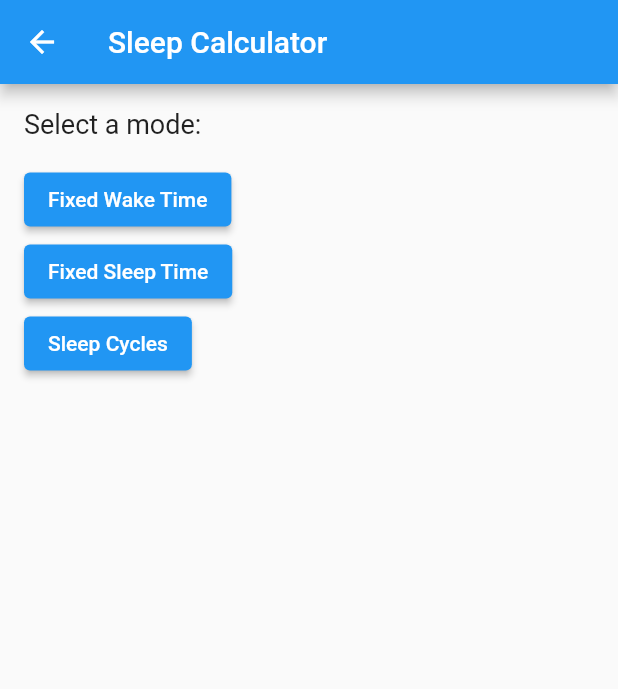
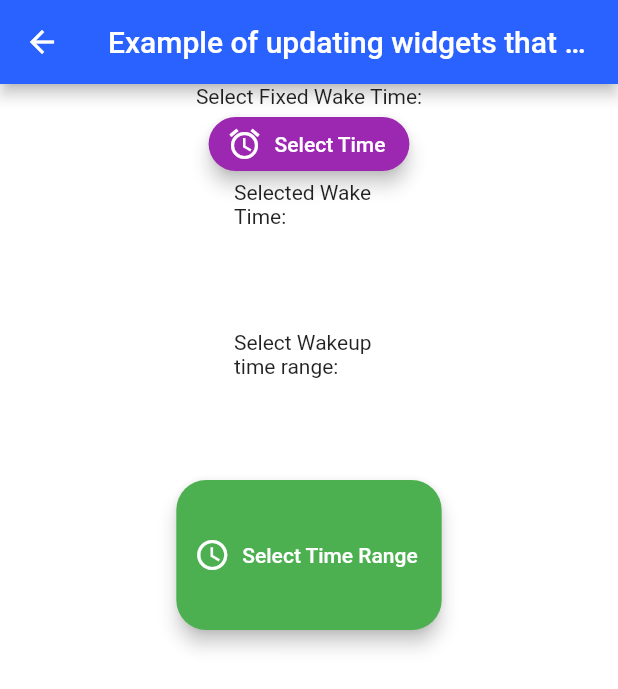
Before and after one commit to Snail51/SweetDreams, a Flutter app: the screen it shows after launch, after a tap on "Sleep Calculator", on a phone screen of 412 x 824 dp. Shown: the top 689 px of the screen. Run offline on Flutter 3.47's test engine with Material 2 defaults, Android fonts, the phone set to English and light mode, and no system bars; our stand-ins replace audioplayers, flutter_rating_bar; missing offline and left inert: time_range_picker.

Commit message:
switchign branch for new calc

```diff
--- a/lib/dreams/views/newCalc.dart
+++ b/lib/dreams/views/newCalc.dart
@@ -3,7 +3,9 @@ import 'package:flutter/foundation.dart';
 import 'package:flutter/material.dart';
 import 'package:flutter/rendering.dart';
 import 'package:units/database.dart';
+import 'package:units/widgetcalc.dart';
 import 'package:time_range_picker/time_range_picker.dart';
+import 'dart:async';
 
 
 class CalcPage extends StatefulWidget {
@@ -36,11 +38,67 @@ class _CalcPageState extends State<CalcPage> {
   DateTime? fixedSleep;
   DateTime? bestSleepTime;
   DateTime? bestWakeTime;
+  List<dynamic> modes = [];
+  List<Widget> displayables = [];
+
+  void update()
+  {
+    setState(() {
+      List<Widget> holder = [];
+      for (int i = 0; i < modes.length; i++) {
+        if(modes[i].needsUpdating)
+        {
+          holder.add(modes[i].toWidget());
+          modes[i].needsUpdating = false;
+        }
+        else
+        {
+          holder.add(displayables[i]);
+        }
+      }
+      displayables = holder;
+    });
+  }
 
   @override
   void initState() {
+    initContent();
+    update();
     super.initState();
   }
+
+  void initContent()
+  {
+    modes.add(widgetModeWake("wake", context));
+  }
+
+  @override
+  Widget build(BuildContext context) {
+
+    final periodicTimer = Timer.periodic(
+      const Duration(milliseconds: 200), //adjust this number for how often you want the screen refreshed
+          (timer) {
+        update();
+      },
+    );
+
+    return Scaffold(
+      appBar: AppBar(
+        title: Text("Example of updating widgets that were dynamically created outside of a build function, because when they are outside of a build function they don't have access to setState()"),
+        centerTitle: true,
+        backgroundColor: Colors.blueAccent.shade700,
+      ),
+      backgroundColor: Colors.white,
+      body: Center(
+          child: Column(
+            children: displayables,
+          )
+      ),
+    );
+  }
+}
+
+  /**
 
   Widget modeWake() {
       final now = DateTime.now();
@@ -342,44 +400,7 @@ class _CalcPageState extends State<CalcPage> {
       children: content,
     );
   }
-  /**
 
-
-      Widget modeCycles() {
-      return Container(
-      /**
-   * cycles is set to slider value
-   * time range picker is created with fixed duration = cycles * 90
-   * output of time range picker is pushed to text
-      */
-      child: Column(
-      children: [
-      Text('Select Number of Sleep Cycles: ${cycles?.toInt() ?? 0}'),
-      Slider(
-      value: cycles ?? 0,
-      min: 0,
-      max: maxSleepCycle,
-      divisions: maxSleepCycle.toInt(),
-      onChanged: (value) {
-      setState(() {
-      cycles = value;
-      fixedWake = null;
-      fixedSleep = null;
-      _startTime = TimeOfDay.fromDateTime(DateTime.now());
-      _endTime = _startTime.replacing(
-      hour: _startTime.hour + (cycles! * cycleLength ~/ 60));
-      });
-      },
-      ),
-      if (cycles != null)
-      Text(
-      'Selected Sleep Time: ${_startTime.format(context)} - ${_endTime
-      .format(context)}')
-      ],
-      ),
-      );
-      }
-   */
   @override
   Widget build(BuildContext context) {
     return Scaffold(
@@ -430,31 +451,6 @@ class _CalcPageState extends State<CalcPage> {
               child: Text('Sleep Cycles'),
             ),
             SizedBox(height: 8.0),
-            /**
-                ElevatedButton(
-                onPressed: () {
-                showModalBottomSheet(
-                context: context,
-                builder: (BuildContext context) {
-                return modeSleep();
-                },
-                );
-                },
-                child: Text('Fixed Sleep Time'),
-                ),
-                SizedBox(height: 8.0),
-                ElevatedButton(
-                onPressed: () {
-                showModalBottomSheet(
-                context: context,
-                builder: (BuildContext context) {
-                return modeCycles();
-                },
-                );
-                },
-                child: Text('Number of Sleep Cycles'),
-                ),
-             */
             SizedBox(height: 16.0),
             if (fixedWake != null)
               Text('Selected Wake Time: ${fixedWake!.hour}:${fixedWake!
@@ -471,3 +467,5 @@ class _CalcPageState extends State<CalcPage> {
     );
   }
 }
+
+      **/
--- a/lib/widgetcalc.dart
+++ b/lib/widgetcalc.dart
@@ -0,0 +1,142 @@
+import 'package:flutter/cupertino.dart';
+import 'package:flutter/foundation.dart';
+import 'package:flutter/material.dart';
+import 'package:flutter/rendering.dart';
+import 'package:units/database.dart';
+import 'package:time_range_picker/time_range_picker.dart';
+import 'dart:ui';
+
+
+
+class widgetModeWake {
+  final DateTime now = DateTime.now();
+  final int sleepCycle = 90;
+  final int maxCycles = 16;
+  final Duration cycleLength = Duration(minutes: 90);
+  DateTime? fixedWake;
+  List<Widget> content = [];
+
+  bool needsUpdating = true;
+  TimeOfDay start = TimeOfDay.now();
+  TimeOfDay end = TimeOfDay.now();
+  BuildContext? context;
+
+  widgetModeWake(String name, BuildContext con) {
+    name = name;
+    context = con;
+  }
+
+  String labelRangePickerButton = "Select Time Range";
+
+  Widget toWidget() {
+    content.add(Text("Select Fixed Wake Time:"));
+    content.add(
+      ElevatedButton.icon(
+        onPressed: () async {
+          final picked = await showTimePicker(
+            context: context!,
+            initialTime: TimeOfDay.now(),
+          );
+          print("PICK" + picked.toString());
+          if (picked != null) {
+            updateWakeTime(picked);
+          }
+        },
+        icon: Icon(Icons.alarm),
+        label: Text('Select Time'),
+        style: ElevatedButton.styleFrom(
+          primary: Colors.purple,
+          onPrimary: Colors.white,
+          elevation: 5,
+          shape: RoundedRectangleBorder(
+            borderRadius: BorderRadius.circular(20),
+          ),
+        ),
+      ),
+    );
+    content.add(
+      SizedBox(
+        width: 100,
+        height: 100,
+        child: Text(
+          "Selected Wake Time: " + (fixedWake?.toString() ?? ""),
+        ),
+      ),
+    );
+    content.add(
+      SizedBox(
+        width: 100,
+        height: 100,
+        child: Text(
+          "Select Wakeup time range: ",
+        ),
+      ),
+    );
+    content.add(
+      SizedBox(
+        height: 100,
+        child: ElevatedButton.icon(
+          icon: Icon(Icons.access_time),
+          label: Text(labelRangePickerButton),
+          onPressed: () async {
+            if (fixedWake == null) {
+              // Show an error message if fixedWake is not set
+              showDialog(
+                context: context!,
+                builder: (context) =>
+                    AlertDialog(
+                      title: Text("Error"),
+                      content: Text("Please select a fixed wake time first."),
+                    ),
+              );
+              return;
+            }
+            final picked = await showTimeRangePicker(
+              context: context!,
+              start: TimeOfDay(hour: fixedWake?.hour ?? TimeOfDay
+                  .now()
+                  .hour, minute: fixedWake?.minute ?? TimeOfDay
+                  .now()
+                  .minute),
+              minDuration: Duration(minutes: 90),
+              interval: Duration(minutes: 90),
+              onStartChange: (time) {
+                updateRangePickerButtonLabel(time);
+                start = start;
+              },
+              onEndChange: (time) {
+                updateRangePickerButtonLabel(time);
+                end = time;
+                needsUpdating = true;
+              },
+            );
+          },
+          style: ElevatedButton.styleFrom(
+            primary: Colors.green,
+            onPrimary: Colors.white,
+            elevation: 5,
+            shape: RoundedRectangleBorder(
+              borderRadius: BorderRadius.circular(20),
+            ),
+          ),
+        ),
+      ),
+    );
+    return Column(
+      children: content,
+    );
+  }
+
+  void updateWakeTime(TimeOfDay time) {
+    fixedWake =
+        DateTime(now.year, now.month, now.day, time.hour, time.minute);
+    print(fixedWake.toString());
+    needsUpdating = true;
+  }
+
+  void updateRangePickerButtonLabel(TimeOfDay input) {
+    needsUpdating = true;
+    labelRangePickerButton = input.toString();
+  }
+
+}
```
Also changed, not shown: pubspec.lock. Lines whose indentation alone changed are shown as unchanged.
